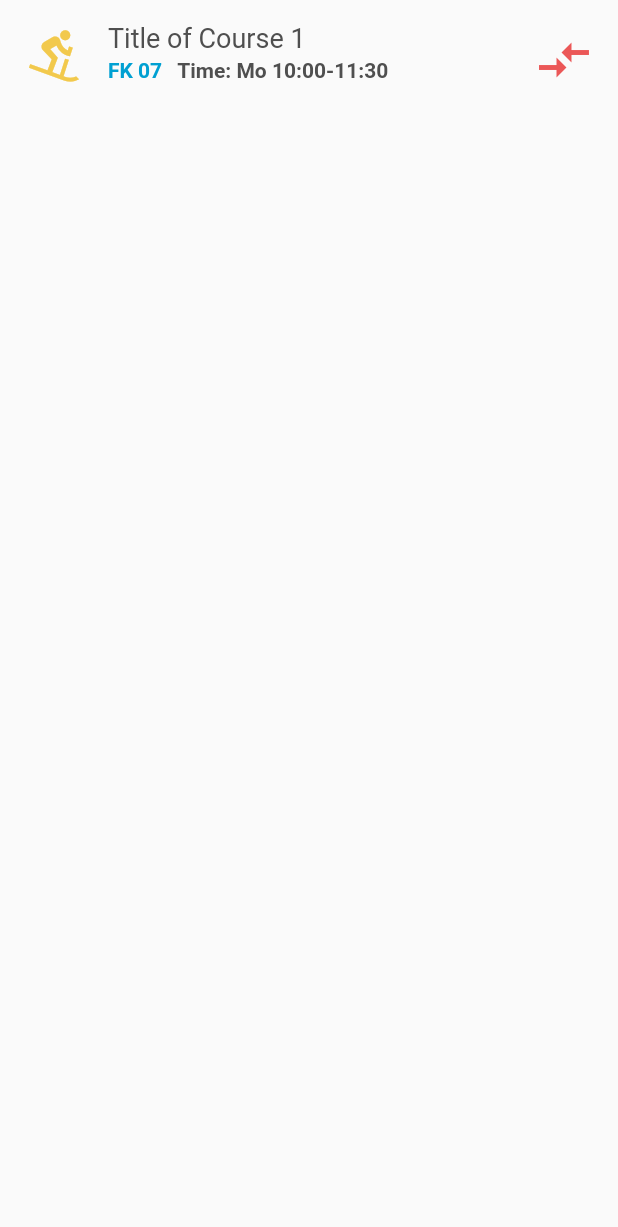
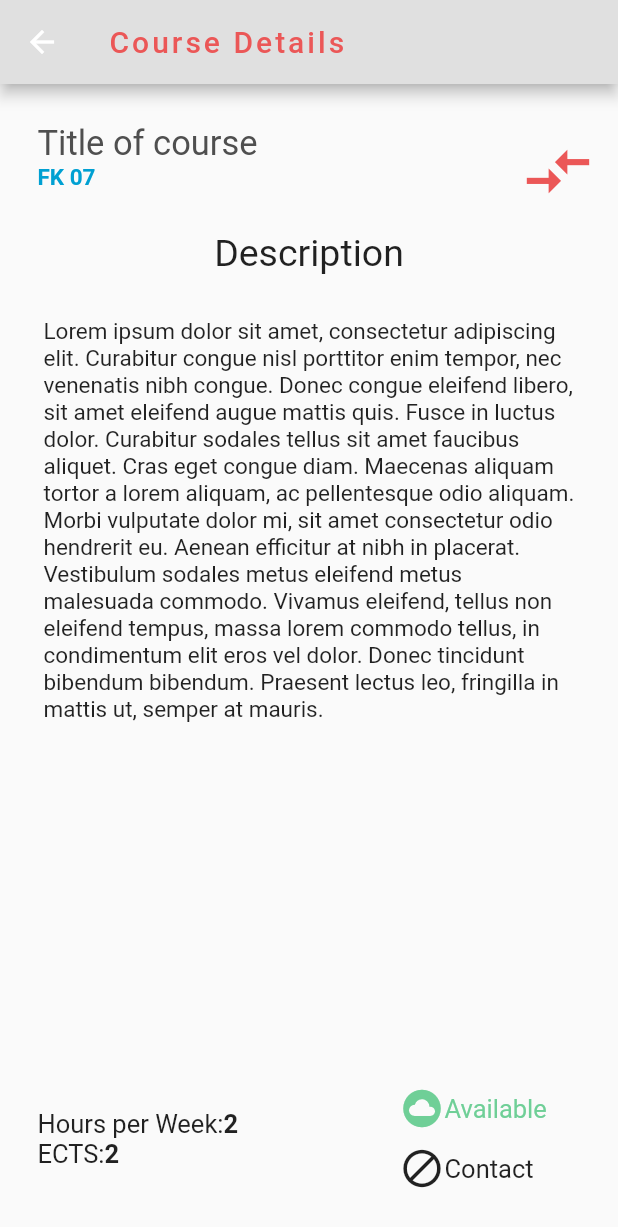
Before and after one commit to mobileappdevhm/dev-team-1-cie-app-in-flutter, a Flutter app: the CourseListItem widget shown alone on an empty page, opened directly with empty values, after a tap on "Title of Course 1", on a phone screen of 412 x 824 dp. Shown: the top 1227 px of the screen. Run offline on Flutter 3.47's test engine with Material 2 defaults, Android fonts, the phone set to English and light mode, and no system bars; accounts and stored records are empty.

Commit message:
implemented static course details interface

```diff
--- a/lib/presenter/courseListPresenter.dart
+++ b/lib/presenter/courseListPresenter.dart
@@ -2,6 +2,9 @@ import 'package:cie_team1/di/courses_di.dart';
 import 'package:cie_team1/model/course/course.dart';
 import 'package:cie_team1/model/course/courses.dart';
 import 'package:cie_team1/model/user/currentUser.dart';
+
+import 'package:flutter/material.dart';
+
 
 
 abstract class CourseListViewContract {
--- a/lib/utils/cieStyle.dart
+++ b/lib/utils/cieStyle.dart
@@ -76,8 +76,6 @@ class CiEStyle {
     );
   }
 
-
-
   static BorderRadius getButtonBorderRadius(){
     return new BorderRadius.circular(30.0);
   }
@@ -86,4 +84,23 @@ class CiEStyle {
     return new Color.fromRGBO(235, 87, 87, 1.0);
   }
 
+  static TextStyle getCourseDescriptionTitleStyle() {
+    return new TextStyle(
+      color: const Color.fromRGBO(79, 79, 79, 1.0),
+      fontSize: 23.0,
+    );
+  }
+
+  static TextStyle getCourseDescriptionFacultyStyle() {
+    return new TextStyle(
+      color: const Color.fromRGBO(0, 160, 210, 1.0),
+      fontSize: 15.0,
+      fontWeight: FontWeight.bold,
+    );
+  }
+
+  static double getCourseDescriptionIconSize() {
+    return 50.0;
+  }
+
 }
--- /dev/null
+++ b/lib/widgets/courseDetails.dart
@@ -0,0 +1,182 @@
+import 'package:flutter/material.dart';
+import 'package:cie_team1/utils/cieStyle.dart';
+
+class CourseDetails extends StatefulWidget {
+  CourseDetails({Key key, this.title}) : super(key: key);
+  final String title;
+
+  @override
+  _CourseDetailsState createState() => new _CourseDetailsState();
+}
+
+class _CourseDetailsState extends State<CourseDetails> {
+  @override
+  Widget build(BuildContext context) {
+    double iconSize = CiEStyle.getCourseDescriptionIconSize();
+
+    return new Scaffold(
+      appBar: new AppBar(
+        title: new Text(
+          "Course Details",
+          style: CiEStyle.getAppBarTitleStyle(context),
+        ),
+        elevation: CiEStyle.getAppBarElevation(context),
+        backgroundColor: const Color.fromRGBO(224, 224, 224, 1.0),
+      ),
+      body: new Center(
+        child: new Padding(
+          padding: const EdgeInsets.all(25.0),
+          child: new Column(
+            children: <Widget>[
+              new Container(
+                child: new Row(
+                  children: <Widget>[
+                    new Expanded(
+                        child: new Align(
+                      alignment: Alignment.centerLeft,
+                      child: new Column(
+                        crossAxisAlignment: CrossAxisAlignment.start,
+                        children: <Widget>[
+                          new Text(
+                            "Title of course",
+                            style: CiEStyle.getCourseDescriptionTitleStyle(),
+                          ),
+                          new Text(
+                            "FK 07",
+                            style: CiEStyle.getCourseDescriptionFacultyStyle(),
+                          ),
+                        ],
+                      ),
+                    )),
+                    new Expanded(
+                      child: new Align(
+                        alignment: Alignment.centerRight,
+                        child: new IconButton(
+                          icon: new Icon(
+                            const IconData(0xe87e, fontFamily: 'MaterialIcons'),
+                            size: iconSize,
+                            color: const Color.fromRGBO(235, 87, 87, 1.0),
+                          ),
+                        ),
+                      ),
+                    ),
+                  ],
+                ),
+              ),
+              new Row(
+                mainAxisAlignment: MainAxisAlignment.center,
+                children: <Widget>[
+                  new Padding(
+                      padding: const EdgeInsets.only(
+                          left: 0.0, top: 25.0, right: 0.0, bottom: 25.0),
+                      child: new Text(
+                        "Description",
+                        style: new TextStyle(fontSize: 25.0),
+                      )),
+                ],
+              ),
+              new Expanded(
+                child: new Padding(
+                    padding: const EdgeInsets.all(4.0),
+                    child: new Text(
+                      "Lorem ipsum dolor sit amet, consectetur adipiscing elit. "
+                          "Curabitur congue nisl porttitor enim tempor, nec venenatis nibh congue. "
+                          "Donec congue eleifend libero, sit amet eleifend augue mattis quis. "
+                          "Fusce in luctus dolor. Curabitur sodales tellus sit amet faucibus aliquet. "
+                          "Cras eget congue diam. Maecenas aliquam tortor a lorem aliquam, ac pellentesque odio aliquam. "
+                          "Morbi vulputate dolor mi, sit amet consectetur odio hendrerit eu. Aenean efficitur at nibh in placerat. "
+                          "Vestibulum sodales metus eleifend metus malesuada commodo. "
+                          "Vivamus eleifend, tellus non eleifend tempus, massa lorem commodo tellus, in condimentum elit eros vel dolor. "
+                          "Donec tincidunt bibendum bibendum. "
+                          "Praesent lectus leo, fringilla in mattis ut, semper at mauris. ",
+                      style: new TextStyle(fontSize: 15.0),
+                    )),
+              ),
+              new Row(
+                children: <Widget>[
+                  new Expanded(
+                    flex: 2,
+                    child: new Column(
+                      crossAxisAlignment: CrossAxisAlignment.start,
+                      children: <Widget>[
+                        new Row(
+                          children: <Widget>[
+                            new Text(
+                              "Hours per Week:",
+                              style: new TextStyle(fontSize: 17.0),
+                            ),
+                            new Text(
+                              "2",
+                              style: new TextStyle(
+                                  fontSize: 17.0, fontWeight: FontWeight.bold),
+                            ),
+                          ],
+                        ),
+                        new Row(
+                          children: <Widget>[
+                            new Text(
+                              "ECTS:",
+                              style: new TextStyle(fontSize: 17.0),
+                            ),
+                            new Text(
+                              "2",
+                              style: new TextStyle(
+                                  fontSize: 17.0, fontWeight: FontWeight.bold),
+                            ),
+                          ],
+                        ),
+                      ],
+                    ),
+                  ),
+                  new Expanded(
+                    child: new Column(
+                      children: <Widget>[
+                        new Padding(
+                          padding: const EdgeInsets.only(top: 5.0, bottom: 5.0),
+                          child: new Row(
+                            children: <Widget>[
+                              new Icon(
+                                const IconData(0xe86c,
+                                    fontFamily: 'MaterialIcons'),
+                                size: 30.0,
+                                color: const Color.fromRGBO(111, 207, 151, 1.0),
+                              ),
+                              new Text(
+                                "Available",
+                                style: new TextStyle(
+                                  fontSize: 17.0,
+                                  color:
+                                      const Color.fromRGBO(111, 207, 151, 1.0),
+                                ),
+                              ),
+                            ],
+                          ),
+                        ),
+                        new Padding(
+                          padding: const EdgeInsets.only(top: 5.0, bottom: 5.0),
+                          child: new Row(
+                            children: <Widget>[
+                              new Icon(
+                                const IconData(0xe0e1,
+                                    fontFamily: 'MaterialIcons'),
+                                size: 30.0,
+                              ),
+                              new Text(
+                                "Contact",
+                                style: new TextStyle(fontSize: 17.0),
+                              ),
+                            ],
+                          ),
+                        ),
+                      ],
+                    ),
+                  ),
+                ],
+              )
+            ],
+          ),
+        ),
+      ),
+    );
+  }
+}
--- a/lib/widgets/courseList.dart
+++ b/lib/widgets/courseList.dart
@@ -51,5 +51,5 @@ class CourseListState extends State<CourseList> {
   }
 
   // TODO: Push Data for TimeTable Here
-  void voidFunction() { }
+  void voidFunction() {}
 }
--- a/lib/widgets/courseListItem.dart
+++ b/lib/widgets/courseListItem.dart
@@ -1,5 +1,6 @@
 import 'package:cie_team1/presenter/courseListPresenter.dart';
 import 'package:cie_team1/utils/cieStyle.dart';
+import 'package:cie_team1/widgets/courseDetails.dart';
 import 'package:flutter/material.dart';
 
 class CourseListItem extends StatefulWidget {
@@ -97,8 +98,12 @@ class CourseListItemState extends State<CourseListItem> {
   }
 
   void _toggleDescription() {
-    setState(() {
-      courseListPresenter.toggleShowCourseDescription(id);
-    });
+    //setState(() {
+    //  courseListPresenter.toggleShowCourseDescription(id);
+    //});
+
+    Navigator.push(
+        context,
+        new MaterialPageRoute(builder: (context) => new CourseDetails()));
   }
 }
```
Also changed, not shown: lib/views/settings.dart (indentation only).
